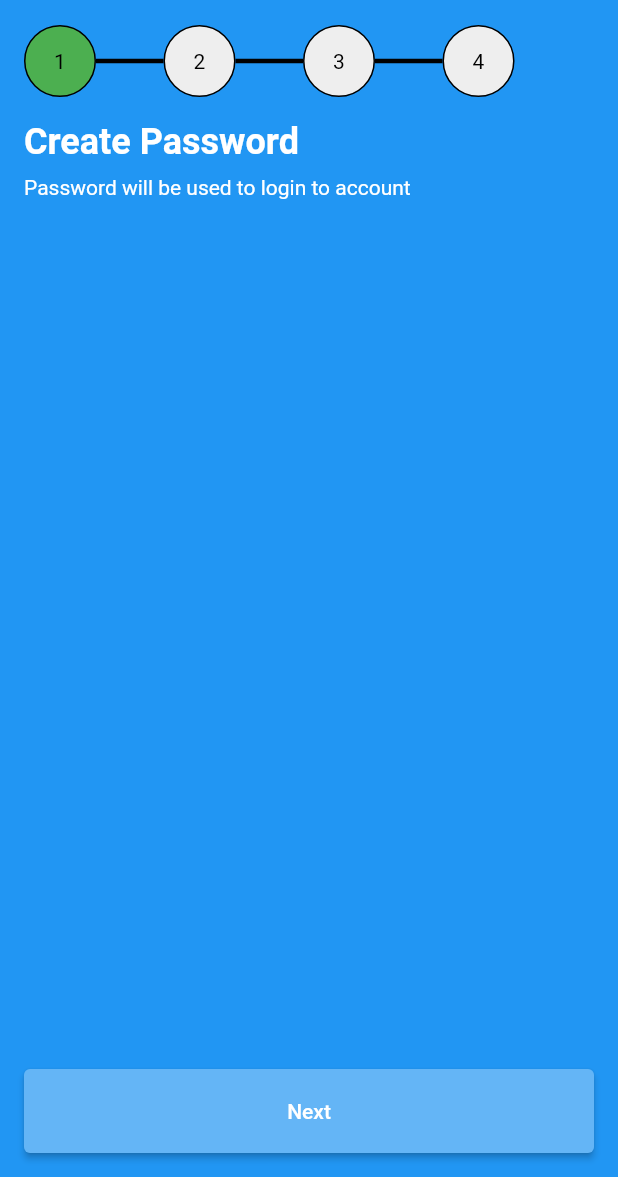
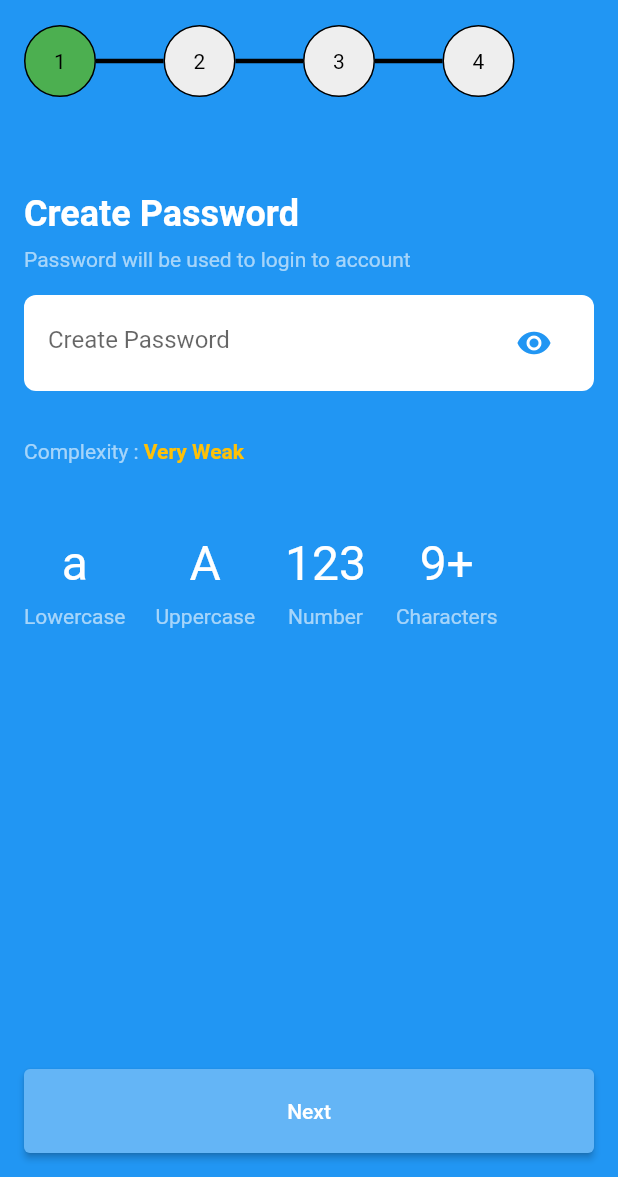
Before and after one commit to sonasetiana/DKatalis-TakeHomeTest, a Flutter app: the InputPassword screen opened directly, on a phone screen of 412 x 824 dp, the part 59-1236 px from its top. Run offline on Flutter 3.47's test engine with Material 2 defaults, Android fonts, the phone set to English and light mode, and no system bars; missing offline and left inert: dart:ffi.

Commit message:
create ui input password page

```diff
--- a/lib/views/page/register/input_password.dart
+++ b/lib/views/page/register/input_password.dart
@@ -1,6 +1,7 @@
 import 'package:dKatalis/utils/navigation_utils.dart';
 import 'package:dKatalis/views/page/register/personal_information.dart';
 import 'package:dKatalis/views/widget/button_widget.dart';
+import 'package:dKatalis/views/widget/input_widget.dart';
 import 'package:dKatalis/views/widget/time_line.dart';
 import 'package:flutter/cupertino.dart';
 import 'package:flutter/material.dart';
@@ -20,6 +21,7 @@ class InputPassword extends StatelessWidget{
         crossAxisAlignment: CrossAxisAlignment.stretch,
         children: [
           TimeLine(1, 4),
+          SizedBox(height: 48,),
           Expanded(
               child: Container(
                 padding: EdgeInsets.all(16),
@@ -33,8 +35,42 @@ class InputPassword extends StatelessWidget{
                     SizedBox(height: 8),
                     Text(
                       "Password will be used to login to account",
-                      style: TextStyle(color: Colors.white),
+                      style: TextStyle(color: Colors.white60),
                     ),
+                    Container(
+                      margin: EdgeInsets.symmetric(vertical: 16),
+                      padding: EdgeInsets.symmetric(vertical: 8, horizontal: 16),
+                      decoration: BoxDecoration(
+                          color: Colors.white,
+                          borderRadius: BorderRadius.circular(8)
+                      ),
+                      child: TextField(
+                        obscureText: true,
+                        decoration: InputDecoration(
+                          hintText: 'Create Password',
+                          border: InputBorder.none,
+                          suffixIcon: IconButton(
+                            icon: Icon(Icons.visibility, color: Colors.blue),
+                            onPressed: (){Navigator.of(context).pop();},
+                          ),
+                        ),
+                      ),
+                    ),
+                    SizedBox(height: 16,),
+                    RichText(
+                        text: TextSpan(
+                            text: "Complexity : ",
+                            style: TextStyle(color: Colors.white60),
+                          children: [
+                            TextSpan(
+                                text: "Very Weak",
+                                style: TextStyle(color: Colors.amber, fontWeight: FontWeight.bold)
+                            )
+                          ]
+                        )
+                    ),
+                    SizedBox(height: 48,),
+                    PasswordRegexInfo(0)
                   ],
                 ),
               )
--- /dev/null
+++ b/lib/views/widget/input_widget.dart
@@ -0,0 +1,54 @@
+
+
+
+import 'package:flutter/material.dart';
+
+class PasswordRegexInfo extends StatelessWidget{
+
+  final int step;
+
+  PasswordRegexInfo(this.step);
+
+  @override
+  Widget build(BuildContext context) {
+    double _spacing = 20;
+    return Row(
+      children: [
+        _label(0, "a", "Lowercase"),
+        SizedBox(width: _spacing,),
+        _label(1, "A", "Uppercase"),
+        SizedBox(width: _spacing,),
+        _label(2, "123", "Number"),
+        SizedBox(width: _spacing,),
+        _label(3, "9+", "Characters")
+      ],
+    );
+  }
+
+  _label(int num,String symbol, String description){
+    return Column(
+      crossAxisAlignment: CrossAxisAlignment.center,
+      children: [
+        step > num ?
+        Container(
+            height: 36,
+            width: 36,
+            decoration: BoxDecoration(
+                color: Colors.green,
+                borderRadius: BorderRadius.all(Radius.circular(50))
+            ),
+            child: Center(child: Icon(Icons.check, color: Colors.white, size: 24,))
+        ) :
+        Text(
+          symbol,
+          style: TextStyle(color: Colors.white, fontSize: 32),
+        ),
+        SizedBox(height: 8,),
+        Text(
+          description,
+          style: TextStyle(color: Colors.white60, fontSize: 14),
+        )
+      ],
+    );
+  }
+}
```
